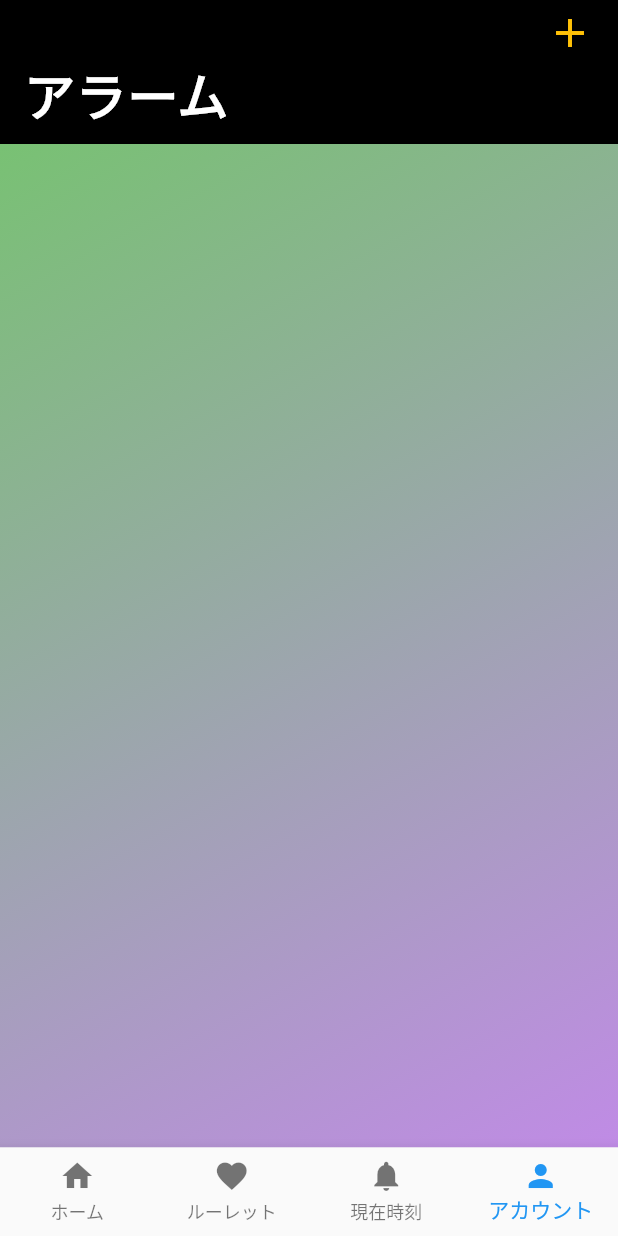
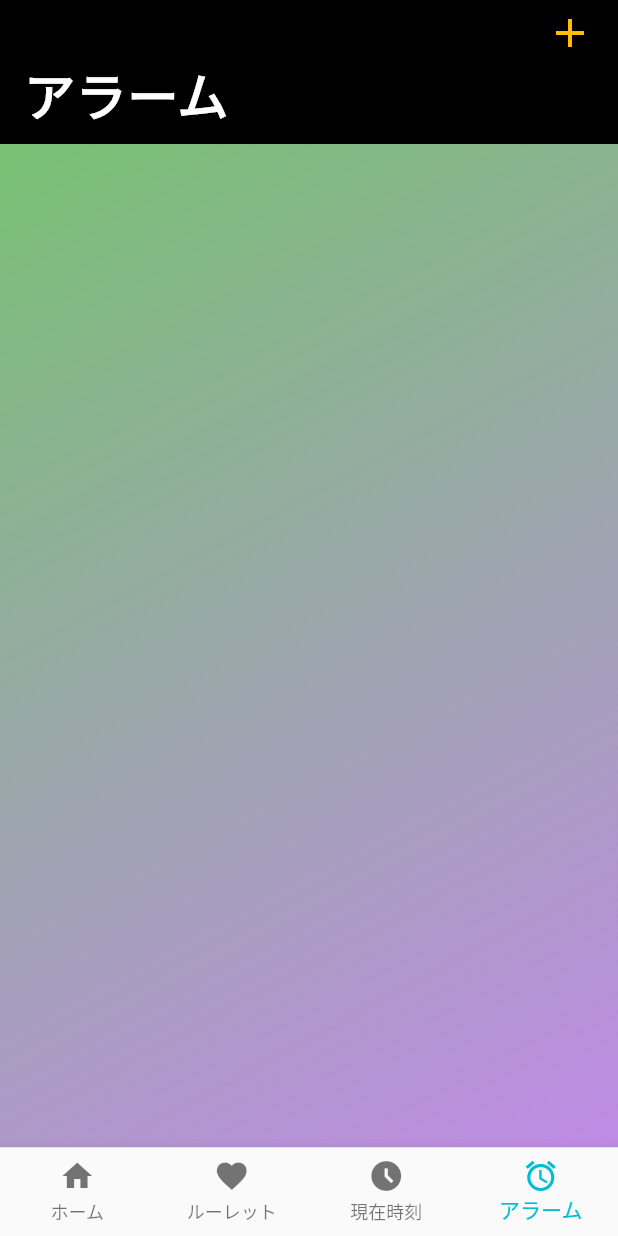
Before and after one commit to uekari/my_appaaa, a Flutter app: the screen it shows after launch, item 4 of the bottom bar chosen, on a phone screen of 412 x 824 dp. Run offline on Flutter 3.47's test engine with Material 2 defaults, Android fonts, the phone set to English and light mode, and no system bars; our stand-ins replace flutter_local_notifications, flutter_slidable, font_awesome_flutter; missing offline and left inert: roulette; network calls fail.

Commit message:
11221830

```diff
--- a/lib/add_edit_alarm.dart
+++ b/lib/add_edit_alarm.dart
@@ -77,7 +77,7 @@ class _AddEditAlarmPage extends State<AddEditAlarmPage> {
         color: Colors.black,
         child: Column(
           children: [
-            SizedBox(height: 50),
+            SizedBox(height: 0),
             Padding(
               padding: const EdgeInsets.symmetric(horizontal: 20),
               child: Row(
--- a/lib/main.dart
+++ b/lib/main.dart
@@ -113,7 +113,7 @@ class MyApp extends StatelessWidget {
     return MaterialApp(
       title: 'Flutter Demo',
       theme: ThemeData(
-        primarySwatch: Colors.blue,
+        primarySwatch: Colors.cyan,
       ),
       home: const MyStatefulWidget(),
     );
@@ -149,8 +149,9 @@ class _MyStatefulWidgetState extends State<MyStatefulWidget> {
             BottomNavigationBarItem(icon: Icon(Icons.home), label: 'ホーム'),
             BottomNavigationBarItem(icon: Icon(Icons.favorite), label: 'ルーレット'),
             BottomNavigationBarItem(
-                icon: Icon(Icons.notifications), label: '現在時刻'),
-            BottomNavigationBarItem(icon: Icon(Icons.person), label: 'アカウント'),
+                icon: Icon(Icons.access_time_filled), label: '現在時刻'),
+            BottomNavigationBarItem(
+                icon: Icon(Icons.access_alarm), label: 'アラーム'),
           ],
           type: BottomNavigationBarType.fixed,
         ));
--- a/lib/next.dart
+++ b/lib/next.dart
@@ -19,7 +19,7 @@ class NextPage extends StatelessWidget {
               // 文字のスタイル変更
               style: TextStyle(
                 fontSize: 30,
-                color: Colors.orange,
+                color: Color.fromARGB(255, 226, 185, 182),
               ),
             ),
             Text("目指せ優勝！"),
```
Also changed, not shown: lib/next3.dart (+94 -25 lines).
